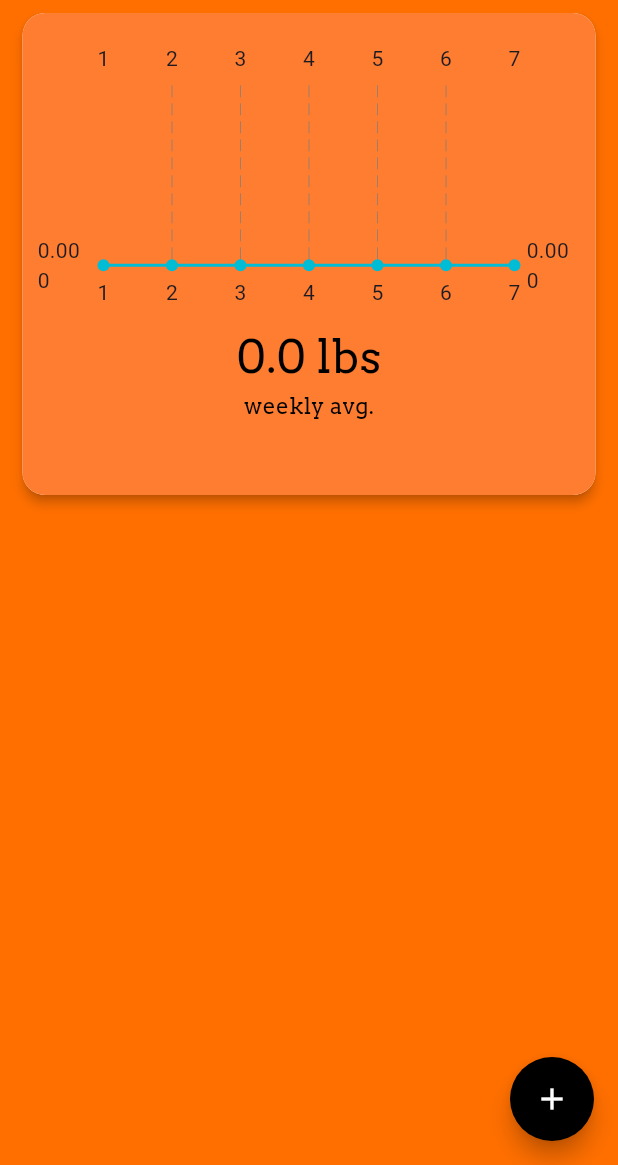
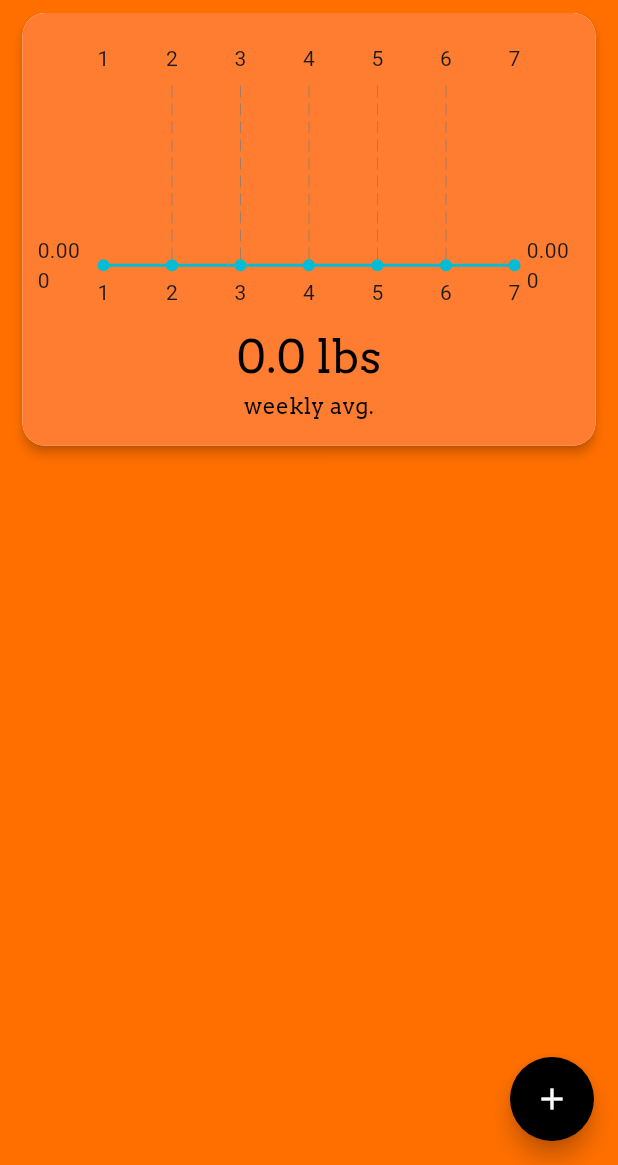
Before and after one commit to rahulg221/cut_calc_, a Flutter app: the screen it shows after launch, on a phone screen of 412 x 824 dp, the part 71-1236 px from its top. Run offline on Flutter 3.47's test engine with Material 2 defaults, Android fonts, the phone set to English and light mode, and no system bars; drawn by our look-alikes of fl_chart; our stand-ins replace sqflite; accounts and stored records are empty.

Commit message:
Add files via upload

```diff
--- a/lib/homepage.dart
+++ b/lib/homepage.dart
@@ -170,7 +170,7 @@
   }
 
   Widget _logView() => Container(
-        height: MediaQuery.of(context).size.height * 0.5,
+        height: MediaQuery.of(context).size.height * 0.55,
         child: ListView.builder(
           itemCount: _logs.length,
           itemBuilder: (context, index) {
@@ -243,7 +243,7 @@
         elevation: 3.0, // Adjust the elevation value as needed
         borderRadius: BorderRadius.circular(15.0),
         child: Container(
-            height: MediaQuery.of(context).size.height * 0.39,
+            height: MediaQuery.of(context).size.height * 0.35,
             width: MediaQuery.of(context).size.width - 30,
             decoration: BoxDecoration(
               color: secondaryColor,
```
